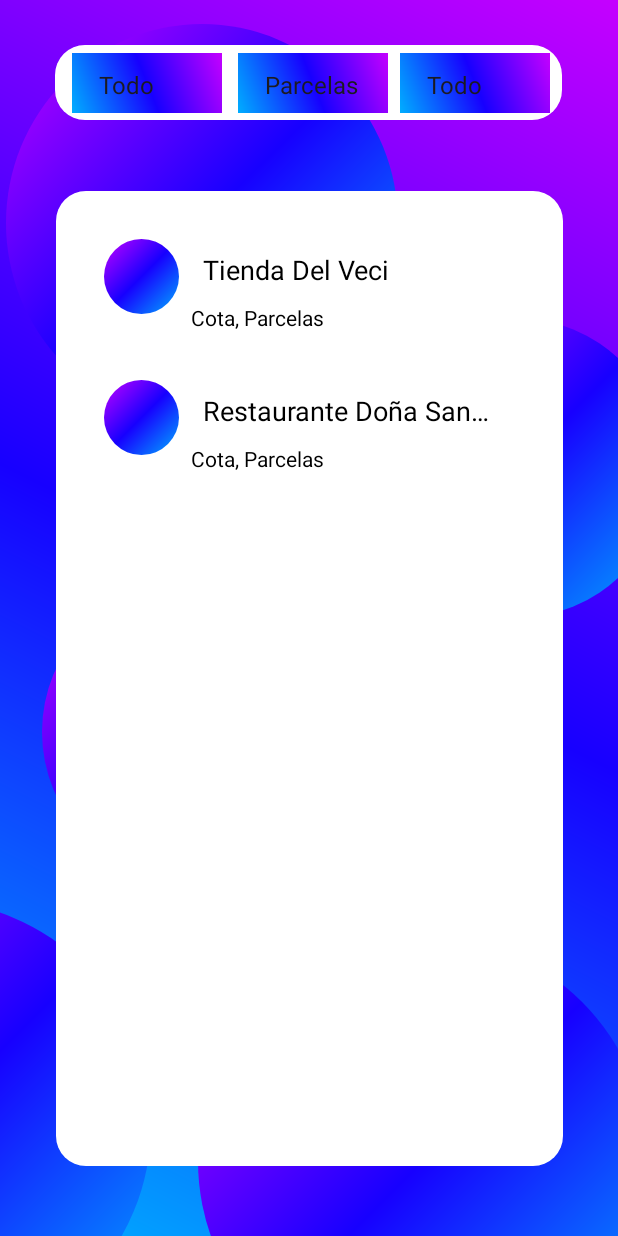
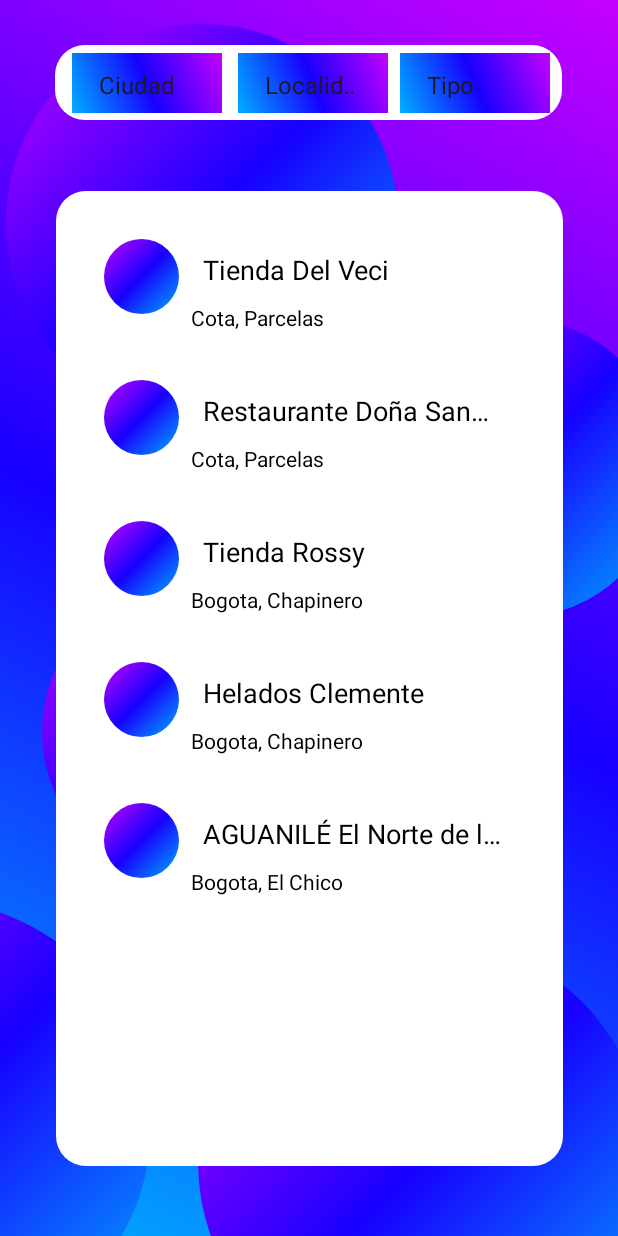
Before and after one commit to feliUsa/IngenieriaSoftware, an Android app: the tiendasActivity screen opened directly, with no data from a screen before it, on a phone screen of 412 x 824 dp. Run offline under Robolectric (Android 15) with nearby library versions, the phone set to English and light mode, and no system bars.

Commit message:
Se arreglo funcion de filtrado porque no se estaban teniendo en cuenta todos los parametros y ademas se agregaron tiendas al txt

```diff
--- a/Proyectos Android/MiVeci/app/src/main/java/com/example/miveci/mapActivity.kt
+++ b/Proyectos Android/MiVeci/app/src/main/java/com/example/miveci/mapActivity.kt
@@ -101,7 +101,7 @@ class mapActivity : AppCompatActivity(), OnMapReadyCallback {
             var line: String?
 
             while (reader.readLine().also { line = it } != null) {
-                val parts = line?.split(",")
+                val parts = line?.split(";")
                 if (parts?.size == 8) {
                     val nombre = parts[0]
                     val lat = parts[1].toDouble()
--- a/Proyectos Android/MiVeci/app/src/main/java/com/example/miveci/tiendasActivity.kt
+++ b/Proyectos Android/MiVeci/app/src/main/java/com/example/miveci/tiendasActivity.kt
@@ -23,6 +23,10 @@ class tiendasActivity : AppCompatActivity() {
     private lateinit var tiendas: List<Tienda>
     private lateinit var adapter: TiendaAdapter
 
+    private var ciudadSeleccionada: String = "Ciudad"
+    private var localidadSeleccionada: String = "Localidad"
+    private var tipoSeleccionado: String = "Tipo"
+
     override fun onCreate(savedInstanceState: Bundle?) {
         super.onCreate(savedInstanceState)
         setContentView(R.layout.activity_tiendas)
@@ -45,12 +49,13 @@ class tiendasActivity : AppCompatActivity() {
 
         // Configurar adaptadores para los Spinners
         val localidades = obtenerLocalidades().toMutableList()
+        localidades.add(0, "Localidad")
         val localidadAdapter = ArrayAdapter(this, android.R.layout.simple_spinner_item, localidades)
         localidadAdapter.setDropDownViewResource(android.R.layout.simple_spinner_dropdown_item)
         spinnerLocalidad.adapter = localidadAdapter
 
         val ciudades = obtenerCiudades().toMutableList()
-        ciudades.add(0, "Todo")
+        ciudades.add(0, "Ciudad")
         val ciudadAdapter = ArrayAdapter(this, android.R.layout.simple_spinner_item, ciudades)
         ciudadAdapter.setDropDownViewResource(android.R.layout.simple_spinner_dropdown_item)
         spinnerCiudad.adapter = ciudadAdapter
@@ -62,13 +67,12 @@ class tiendasActivity : AppCompatActivity() {
         adapter = TiendaAdapter(tiendas,this)
         recyclerView.adapter = adapter
 
-        // Agregar listeners para los Spinners
+
+        // Agregar listener para el Spinner de localidades
         spinnerLocalidad.onItemSelectedListener = object : AdapterView.OnItemSelectedListener {
             override fun onItemSelected(parent: AdapterView<*>, view: View?, position: Int, id: Long) {
-                // Filtrar las tiendas por localidad seleccionada
-                val localidadSeleccionada = parent.getItemAtPosition(position).toString()
-                val tiendasFiltradas = filtrarTiendasPorLocalidad(localidadSeleccionada)
-                adapter.actualizarLista(tiendasFiltradas)
+                localidadSeleccionada = parent.getItemAtPosition(position).toString()
+                aplicarFiltros()
             }
 
             override fun onNothingSelected(parent: AdapterView<*>?) {
@@ -76,10 +80,11 @@ class tiendasActivity : AppCompatActivity() {
             }
         }
 
+
         spinnerCiudad.onItemSelectedListener = object : AdapterView.OnItemSelectedListener {
             override fun onItemSelected(parent: AdapterView<*>, view: View?, position: Int, id: Long) {
                 val ciudadSeleccionada = parent.getItemAtPosition(position).toString()
-                if (ciudadSeleccionada == "Todo") {
+                if (ciudadSeleccionada == "Ciudad") {
                     adapter.actualizarLista(tiendasCompleta)
                 } else {
                     val tiendasFiltradas = filtrarTiendasPorCiudad(ciudadSeleccionada)
@@ -96,7 +101,7 @@ class tiendasActivity : AppCompatActivity() {
 
         // Obtener una lista de todos los tipos de tiendas únicos
                 val tiposDeTienda = obtenerTiposDeTienda().toMutableList()
-                tiposDeTienda.add(0, "Todo") // Agrega una opción para mostrar todas las tiendas
+                tiposDeTienda.add(0, "Tipo") // Agrega una opción para mostrar todas las tiendas
 
                 val tipoAdapter = ArrayAdapter(this, android.R.layout.simple_spinner_item, tiposDeTienda)
                 tipoAdapter.setDropDownViewResource(android.R.layout.simple_spinner_dropdown_item)
@@ -105,21 +110,23 @@ class tiendasActivity : AppCompatActivity() {
         // Agregar listener para el Spinner de tipo de tienda
         spinnerTipo.onItemSelectedListener = object : AdapterView.OnItemSelectedListener {
             override fun onItemSelected(parent: AdapterView<*>, view: View?, position: Int, id: Long) {
-                        val tipoSeleccionado = parent.getItemAtPosition(position).toString()
-                        if (tipoSeleccionado == "Todo") {
-                            // Mostrar todas las tiendas sin filtrar por tipo
-                            adapter.actualizarLista(tiendasCompleta)
-                        } else {
-                            // Filtrar las tiendas por tipo seleccionado
-                            val tiendasFiltradas = filtrarTiendasPorTipo(tipoSeleccionado)
-                            adapter.actualizarLista(tiendasFiltradas)
-                        }
+                tipoSeleccionado = parent.getItemAtPosition(position).toString()
+                aplicarFiltros()
             }
 
             override fun onNothingSelected(parent: AdapterView<*>?) {
                 // No hacer nada
             }
         }
+    }
+
+    private fun aplicarFiltros() {
+        val tiendasFiltradas = tiendasCompleta.filter { tienda ->
+            (ciudadSeleccionada == "Ciudad" || tienda.ciudad == ciudadSeleccionada) &&
+                    (localidadSeleccionada == "Localidad" || tienda.localidad == localidadSeleccionada) &&
+                    (tipoSeleccionado == "Tipo" || tienda.tipo == tipoSeleccionado)
+        }
+        adapter.actualizarLista(tiendasFiltradas)
     }
     private fun readTiendasFromFile(fileName: String): List<Tienda> {
         val tiendas = mutableListOf<Tienda>()
@@ -128,7 +135,7 @@ class tiendasActivity : AppCompatActivity() {
             val reader = BufferedReader(InputStreamReader(inputStream))
             var line: String?
             while (reader.readLine().also { line = it } != null) {
-                val parts = line?.split(",")
+                val parts = line?.split(";")
                 if (parts != null && parts.size == 8) { // Ahora hay 8 campos en lugar de 7
                     val nombre = parts[0]
                     val ciudad = parts[3]
--- a/Proyectos Android/MiVeci/app/src/main/res/raw/tiendas.txt
+++ b/Proyectos Android/MiVeci/app/src/main/res/raw/tiendas.txt
@@ -1,2 +1,5 @@
-Tienda Del Veci,4.773296,-74.1360361,Cota,Parcelas,Mercado,Esta es la descripción de la Tienda Del Veci,123456789
-Restaurante Doña Sandra,4.7708774,-74.1317791,Cota,Parcelas,Restaurante,Esta es la descripción del Restaurante Doña Sandra,987654321
+Tienda Del Veci;4.773296;-74.1360361;Cota;Parcelas;Mercado;Se vende de todo, desde trago hasta snacks;123456789
+Restaurante Doña Sandra;4.7708774;-74.1317791;Cota;Parcelas;Restaurante;Esta es la descripción del Restaurante Doña Sandra;987654321
+Tienda Rossy;4.661551117111856; -74.059351047323;Bogota;Chapinero;Restaurante;Restaurante y tienda rossy ubicada al lado de prime universidad sergio arboleda;sin numero
+Helados Clemente;4.661118102566918;-74.05870589770596;Bogota;Chapinero;Heladeria;Heladeria Clemente. Se venden helado deliciosos;3174037061
+AGUANILÉ El Norte de la Salsa;4.677116457361496;-74.05192223734846;Bogota;El Chico;Bares;Bar con la mejor ambientacion de la ciudad, vendemos desde cocteles hasta cervezas, todo lo que deseen se les ofrece;16163103
```
Lines whose indentation alone changed are shown as unchanged.
